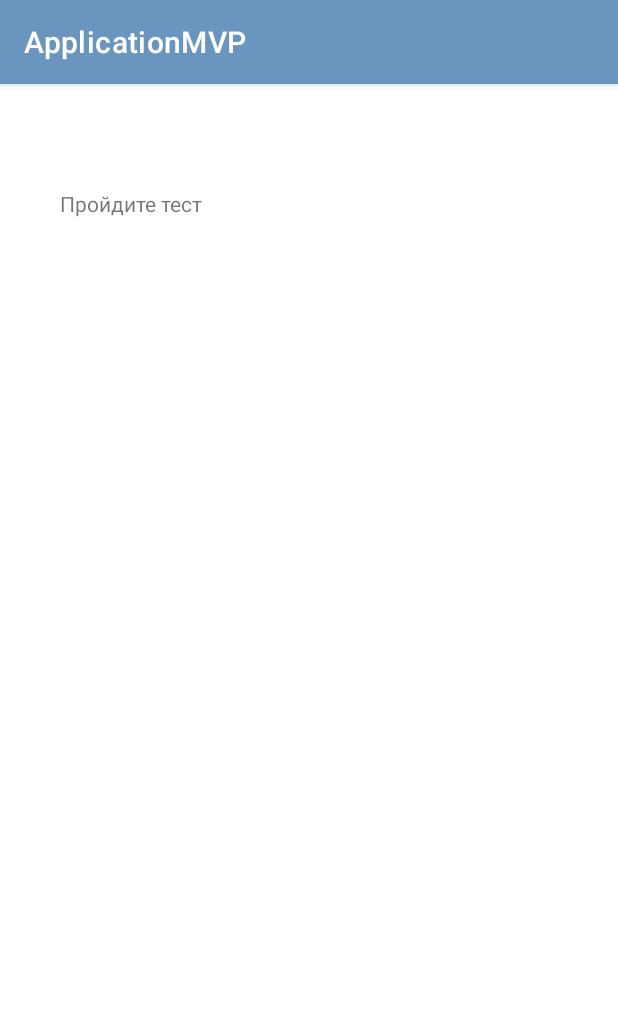
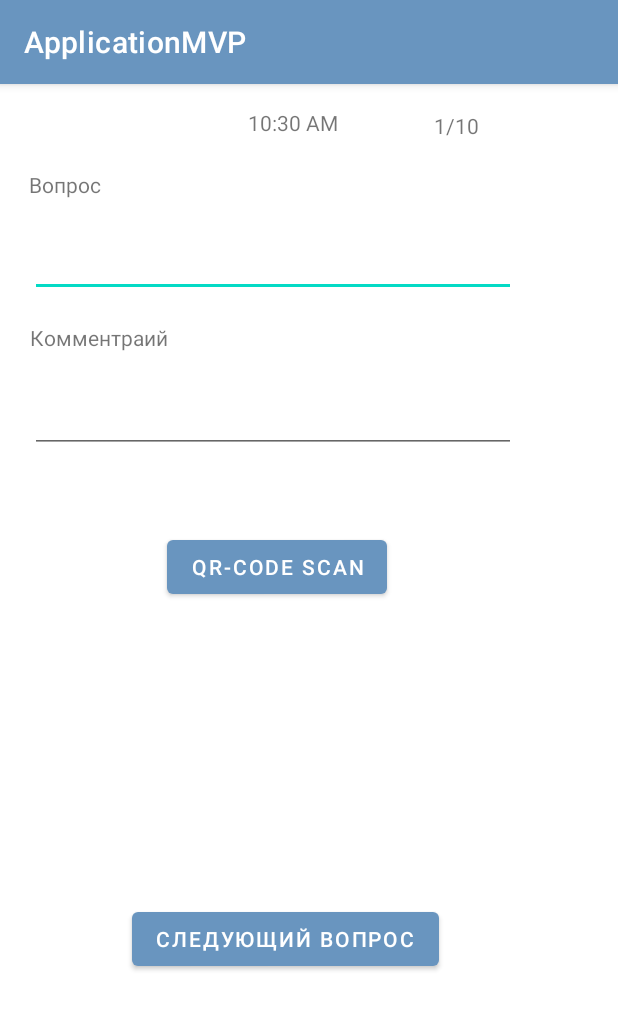
Before and after one commit to RedCrabVb/ApplicationMVP, an Android app: the TestActivity screen opened directly, with no data from a screen before it, on a phone screen of 412 x 824 dp. Shown: the top 1010 px of the screen. Run offline under Robolectric (Android 15) with nearby library versions, the phone set to English and light mode, and no system bars; network calls fail; 1 statement that could not run was skipped.

Commit message:
XML view

```diff
--- a/app/build.gradle
+++ b/app/build.gradle
@@ -43,6 +43,7 @@ dependencies {
     implementation 'androidx.navigation:navigation-ui:2.3.5'
     implementation group: 'com.google.code.gson', name: 'gson', version: '2.7'
     implementation 'androidx.legacy:legacy-support-v4:1.0.0'
+    implementation 'androidx.gridlayout:gridlayout:1.0.0'
     testImplementation 'junit:junit:4.+'
     androidTestImplementation 'androidx.test.ext:junit:1.1.3'
     androidTestImplementation 'androidx.test.espresso:espresso-core:3.4.0'
--- a/app/src/main/java/ru/vivt/applicationmvp/ui/test/TestActivity.java
+++ b/app/src/main/java/ru/vivt/applicationmvp/ui/test/TestActivity.java
@@ -28,8 +28,8 @@ public class TestActivity extends AppCompatActivity {
 
 
         Question[] question = gson.fromJson(getIntent().getExtras().get("questions").toString(), Question[].class);
-        ListView listView = findViewById(R.id.listTestQuestion);
-        listView.setAdapter(new QuestionAdapter(this, R.layout.list_test,
-                new ArrayList(Arrays.asList(question))));
+//        ListView listView = findViewById(R.id.listTestQuestion);
+//        listView.setAdapter(new QuestionAdapter(this, R.layout.list_test,
+//                new ArrayList(Arrays.asList(question))));
     }
 }
--- a/app/src/main/java/ru/vivt/applicationmvp/ui/test/TestFragment.java
+++ b/app/src/main/java/ru/vivt/applicationmvp/ui/test/TestFragment.java
@@ -2,7 +2,6 @@ package ru.vivt.applicationmvp.ui.test;
 
 import android.content.Intent;
 import android.os.Bundle;
-import android.text.style.AlignmentSpan;
 import android.view.LayoutInflater;
 import android.view.View;
 import android.view.ViewGroup;
@@ -10,7 +9,6 @@ import android.widget.ArrayAdapter;
 
 import androidx.annotation.NonNull;
 import androidx.fragment.app.Fragment;
-import androidx.lifecycle.Observer;
 import androidx.lifecycle.ViewModelProvider;
 
 import com.google.gson.Gson;
@@ -20,7 +18,6 @@ import java.util.Arrays;
 
 import ru.vivt.applicationmvp.R;
 import ru.vivt.applicationmvp.databinding.FragmentTestBinding;
-import ru.vivt.applicationmvp.ui.profile.ProfileViewModel;
 import ru.vivt.applicationmvp.ui.repository.Question;
 import ru.vivt.applicationmvp.ui.repository.Server;
 import ru.vivt.applicationmvp.ui.repository.Test;
@@ -41,7 +38,7 @@ public class TestFragment extends Fragment {
 
         new Thread(() -> {
             try {
-                ArrayAdapter<Test> arrayAdapter = new TestAdapter(binding.getRoot().getContext(), R.layout.list_tests,
+                ArrayAdapter<Test> arrayAdapter = new TestAdapter(binding.getRoot().getContext(), R.layout.list_tests_header,
                         new ArrayList(Arrays.asList(Server.getInstance().getTest())));
 
 
--- a/app/src/main/res/layout/activity_specific_test.xml
+++ b/app/src/main/res/layout/activity_specific_test.xml
@@ -1,5 +1,5 @@
 <?xml version="1.0" encoding="utf-8"?>
-<LinearLayout android:layout_width="match_parent"
+<androidx.constraintlayout.widget.ConstraintLayout android:layout_width="match_parent"
     android:layout_height="match_parent"
     xmlns:tools="http://schemas.android.com/tools"
     xmlns:app="http://schemas.android.com/apk/res-auto"
@@ -7,18 +7,89 @@
     tools:context=".ui.account_reset.AccountResetFragment"
     xmlns:android="http://schemas.android.com/apk/res/android">
 
+    <DigitalClock
+        android:id="@+id/simpleDigitalClock"
+        android:layout_width="wrap_content"
+        android:layout_height="wrap_content"
+        android:layout_marginStart="165dp"
+        android:layout_marginTop="16dp"
+        app:layout_constraintStart_toStartOf="parent"
+        app:layout_constraintTop_toTopOf="parent"
+        tools:ignore="MissingConstraints" />
+
+    <Button
+        android:id="@+id/buttonNextQuestion"
+        android:layout_width="wrap_content"
+        android:layout_height="wrap_content"
+        android:layout_marginStart="88dp"
+        android:layout_marginTop="200dp"
+        android:text="@string/nextQuestion"
+        app:layout_constraintStart_toStartOf="parent"
+        app:layout_constraintTop_toBottomOf="@+id/buttonQrScan"
+        tools:ignore="MissingConstraints" />
+
+    <EditText
+        android:id="@+id/textQuestion"
+        android:layout_width="324dp"
+        android:layout_height="65dp"
+        android:layout_marginStart="20dp"
+        android:ems="10"
+        android:gravity="start|top"
+        android:inputType="textMultiLine"
+        app:layout_constraintStart_toStartOf="parent"
+        app:layout_constraintTop_toBottomOf="@+id/textView3"
+        tools:ignore="MissingConstraints" />
+
+    <EditText
+        android:id="@+id/textComment"
+        android:layout_width="324dp"
+        android:layout_height="65dp"
+        android:layout_marginStart="20dp"
+        android:layout_marginTop="2dp"
+        android:ems="10"
+        android:gravity="start|top"
+        android:inputType="textMultiLine"
+        app:layout_constraintStart_toStartOf="parent"
+        app:layout_constraintTop_toBottomOf="@+id/textView4"
+        tools:ignore="MissingConstraints" />
+
     <TextView
-        android:id="@+id/textView"
-        android:text="Пройдите тест"
-        android:layout_width="match_parent"
+        android:id="@+id/textView3"
+        android:layout_width="wrap_content"
         android:layout_height="wrap_content"
-        android:layout_marginTop="30dp"
-        android:padding="40dp"
-        />
+        android:layout_marginStart="19dp"
+        android:layout_marginTop="57dp"
+        android:text="@string/question"
+        app:layout_constraintStart_toStartOf="parent"
+        app:layout_constraintTop_toTopOf="parent" />
 
-    <ListView
-        android:id="@+id/listTestQuestion"
+    <TextView
+        android:id="@+id/textView4"
         android:layout_width="wrap_content"
-        android:layout_height="427dp"/>
+        android:layout_height="wrap_content"
+        android:layout_marginStart="20dp"
+        android:layout_marginTop="17dp"
+        android:text="@string/comment"
+        app:layout_constraintStart_toStartOf="parent"
+        app:layout_constraintTop_toBottomOf="@+id/textQuestion" />
 
-</LinearLayout>
+    <Button
+        android:id="@+id/buttonQrScan"
+        android:layout_width="wrap_content"
+        android:layout_height="wrap_content"
+        android:layout_marginStart="111dp"
+        android:layout_marginTop="52dp"
+        android:text="@string/qr_code_scan"
+        app:layout_constraintStart_toStartOf="parent"
+        app:layout_constraintTop_toBottomOf="@+id/textComment" />
+
+    <TextView
+        android:id="@+id/countQuestion"
+        android:layout_width="wrap_content"
+        android:layout_height="wrap_content"
+        android:layout_marginStart="64dp"
+        android:layout_marginTop="18dp"
+        android:text="@string/countQuestion"
+        app:layout_constraintStart_toEndOf="@+id/simpleDigitalClock"
+        app:layout_constraintTop_toTopOf="parent" />
+</androidx.constraintlayout.widget.ConstraintLayout>
--- a/app/src/main/res/values/strings.xml
+++ b/app/src/main/res/values/strings.xml
@@ -14,4 +14,9 @@
     <string name="data_reset">Сброс данных</string>
     <!-- TODO: Remove or change this placeholder text -->
     <string name="hello_blank_fragment">Hello blank fragment</string>
+    <string name="countQuestion">1/10</string>
+    <string name="qr_code_scan">qr-code scan</string>
+    <string name="comment">Комментраий</string>
+    <string name="question">Вопрос</string>
+    <string name="nextQuestion">Следующий вопрос</string>
 </resources>
```
Also changed, not shown: app/src/main/res/layout/list_tests_header.xml (renamed from app/src/main/res/layout/list_tests.xml).
